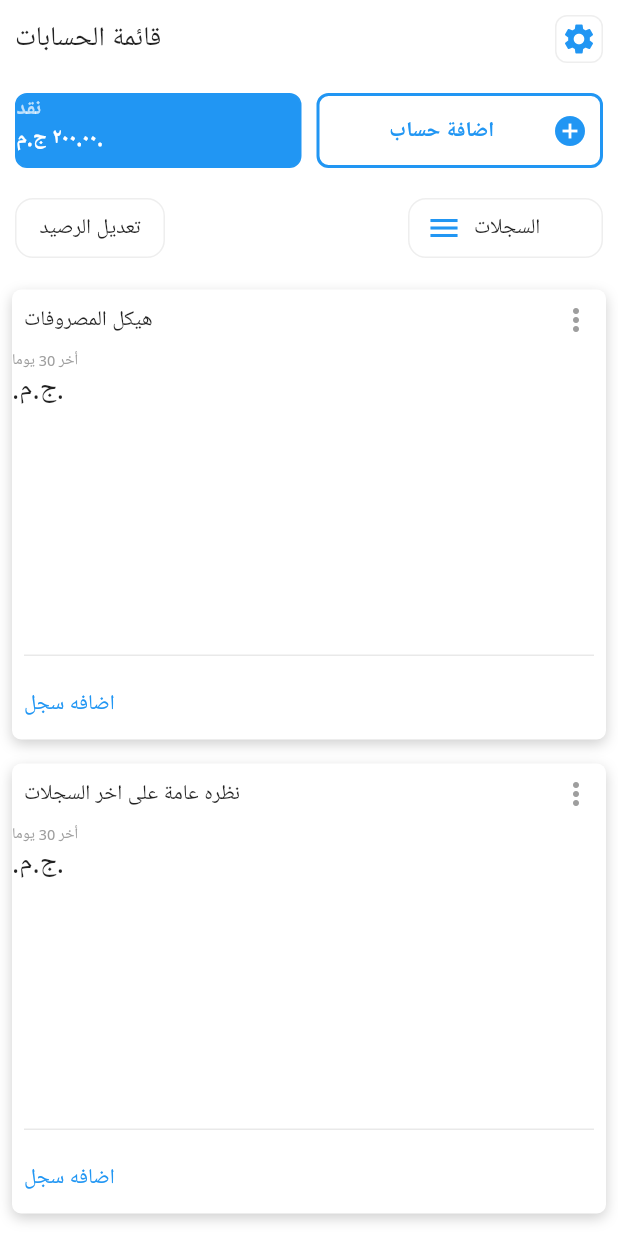
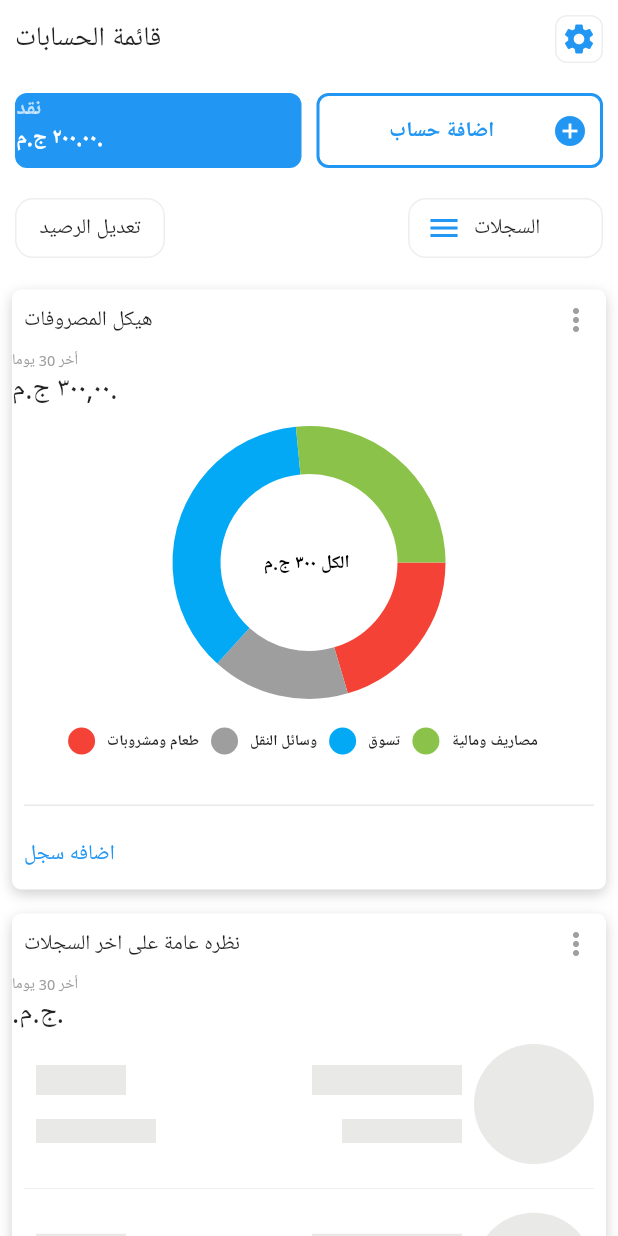
Before and after one commit to GhadaAhmed152420/Wallet, a Flutter app: what calculationsTab() shows on an empty page, opened directly, on a phone screen of 412 x 824 dp. Run offline on Flutter 3.47's test engine with Material 2 defaults, Android fonts, the phone set to English and light mode, and no system bars; drawn by our look-alikes of pie_chart; our stand-ins replace hexcolor, smooth_page_indicator; network calls fail.

Commit message:
pie chart and make loading great

```diff
--- a/lib/widgets/calculationsTab.dart
+++ b/lib/widgets/calculationsTab.dart
@@ -1,5 +1,7 @@
 import 'package:flutter/material.dart';
 import 'package:hexcolor/hexcolor.dart';
+import 'package:wallet/widgets/skelton.dart';
+import 'package:pie_chart/pie_chart.dart';
 
 Widget calculationsTab() => SingleChildScrollView(
       child: Column(
@@ -157,7 +159,7 @@ Widget calculationsTab() => SingleChildScrollView(
             padding: const EdgeInsets.all(8.0),
             child: Container(
               width: double.infinity,
-              height: 300,
+              height: 400,
               decoration: BoxDecoration(
                 color: Colors.white,
                 boxShadow: [
@@ -201,11 +203,45 @@ Widget calculationsTab() => SingleChildScrollView(
                   const Padding(
                     padding: EdgeInsets.only(right: 8.0),
                     child: Text(
-                      '.ج.م.',
+                      '٣٠٠,٠٠ ج.م.',
                       style: TextStyle(
                         fontSize: 18.0,
                       ),
                     ),
+                  ),
+                  const SizedBox(
+                    height: 20.0,
+                  ),
+                  PieChart(
+                    chartType: ChartType.ring,
+                    ringStrokeWidth: 32,
+                    chartLegendSpacing: 32,
+                    chartRadius: 150,
+                    colorList: const [
+                      Colors.red,
+                      Colors.grey,
+                      Colors.lightBlue,
+                      Colors.lightGreen
+                    ],
+                    dataMap: const {
+                      'طعام ومشروبات': 20,
+                      'وسائل النقل': 16,
+                      'تسوق': 36,
+                      'مصاريف ومالية': 26
+                    },
+                    centerText: 'الكل ٣٠٠ ج.م ',
+                    chartValuesOptions: const ChartValuesOptions(
+                      showChartValues: false,
+                      showChartValueBackground: false,
+                    ),
+                    legendOptions: const LegendOptions(
+                        showLegendsInRow: true,
+                        legendPosition: LegendPosition.bottom,
+                        legendShape: BoxShape.circle,
+                        legendTextStyle: TextStyle(
+                          fontWeight: FontWeight.bold,
+                          fontSize: 10.0,
+                        )),
                   ),
                   const Spacer(),
                   Padding(
@@ -225,7 +261,7 @@ Widget calculationsTab() => SingleChildScrollView(
             padding: const EdgeInsets.all(8.0),
             child: Container(
               width: double.infinity,
-              height: 300,
+              height: 361,
               decoration: BoxDecoration(
                 color: Colors.white,
                 boxShadow: [
@@ -275,10 +311,85 @@ Widget calculationsTab() => SingleChildScrollView(
                       ),
                     ),
                   ),
-                  Column(
-                    children: [
-
-                    ],
+                  Padding(
+                    padding: const EdgeInsets.all(8.0),
+                    child: Column(
+                      mainAxisAlignment: MainAxisAlignment.center,
+                      children: [
+                        Row(
+                          children: [
+                            Expanded(
+                              child: Column(
+                                children: [
+                                  Row(
+                                    children: const [
+                                      Skelton(width: 60.0, height: 20.0),
+                                      Spacer(),
+                                      Skelton(width: 100.0, height: 20.0),
+                                    ],
+                                  ),
+                                  Row(
+                                    children: const [
+                                      Skelton(width: 80.0),
+                                      Spacer(),
+                                      Skelton(width: 80.0),
+                                    ],
+                                  ),
+                                ],
+                              ),
+                            ),
+                            CircleAvatar(
+                              radius: 40,
+                              backgroundColor: HexColor('E9E9E8'),
+                            ),
+                          ],
+                        ),
+                      ],
+                    ),
+                  ),
+                  Padding(
+                    padding: const EdgeInsets.all(8.0),
+                    child: Divider(
+                      thickness: 0.5,
+                      height: 0.5,
+                      color: HexColor('E9E9E8'),
+                    ),
+                  ),
+                  Padding(
+                    padding: const EdgeInsets.all(8.0),
+                    child: Column(
+                      mainAxisAlignment: MainAxisAlignment.center,
+                      children: [
+                        Row(
+                          children: [
+                            Expanded(
+                              child: Column(
+                                children: [
+                                  Row(
+                                    children: const [
+                                      Skelton(width: 60.0, height: 20.0),
+                                      Spacer(),
+                                      Skelton(width: 100.0, height: 20.0),
+                                    ],
+                                  ),
+                                  Row(
+                                    children: const [
+                                      Skelton(width: 80.0),
+                                      Spacer(),
+                                      Skelton(width: 80.0),
+                                    ],
+                                  ),
+                                ],
+                              ),
+                            ),
+                            CircleAvatar(
+                              radius: 40,
+                              backgroundColor: HexColor('E9E9E8'),
+                            ),
+                          ],
+                        ),
+                      ],
+                    ),
                   ),
                   const Spacer(),
                   Padding(
--- /dev/null
+++ b/lib/widgets/skelton.dart
@@ -0,0 +1,25 @@
+import 'package:flutter/material.dart';
+import 'package:hexcolor/hexcolor.dart';
+
+class Skelton extends StatelessWidget {
+  const Skelton({Key? key, this.width, this.height}) : super(key: key);
+
+  final double? width , height;
+
+  @override
+  Widget build(BuildContext context) {
+    return Padding(
+      padding: const EdgeInsets.all(8.0),
+      child: Container(
+        height: height,
+        width: width,
+        padding: const EdgeInsets.all(8.0),
+        color: HexColor('E9E9E8'),
+        // decoration: BoxDecoration(
+        //   borderRadius: BorderRadius.circular(16.0),
+        //   color: HexColor('E9E9E8'),
+        // ),
+      ),
+    );
+  }
+}
--- a/pubspec.yaml
+++ b/pubspec.yaml
@@ -36,6 +36,7 @@ dependencies:
   cupertino_icons: ^1.0.2
   smooth_page_indicator: ^1.0.0+2
   hexcolor: ^2.0.6
+  pie_chart: ^5.3.0
 
 dev_dependencies:
   flutter_test:
```
Also changed, not shown: pubspec.lock.
